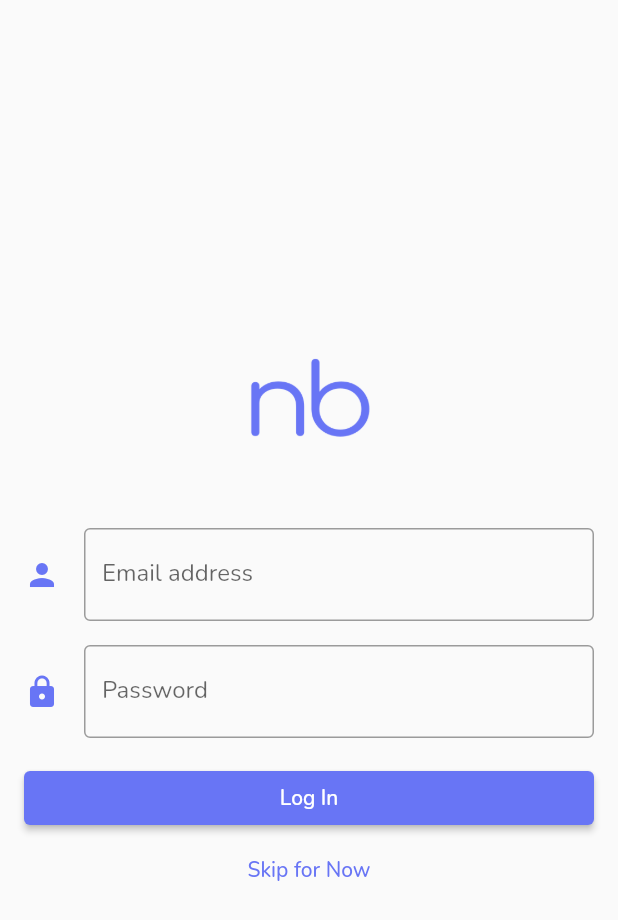
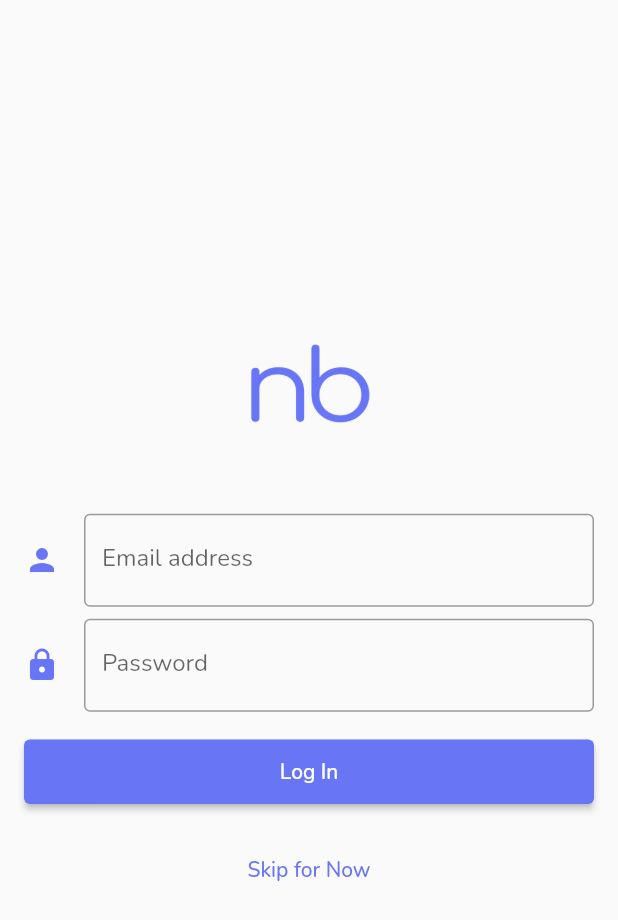
Before and after one commit to noticebord/app, a Flutter app: the screen it shows after launch, on a phone screen of 412 x 824 dp. Shown: the top 920 px of the screen. Run offline on Flutter 3.47's test engine with Material 2 defaults, Android fonts, the phone set to English and light mode, and no system bars; our stand-ins replace device_info_plus, google_fonts, shared_preferences; accounts and stored records are empty.

Commit message:
Fix runtime errors

```diff
--- a/lib/main.dart
+++ b/lib/main.dart
@@ -7,7 +7,7 @@
 import 'package:shared_preferences/shared_preferences.dart';
 
 const noticebordBrandColor = Color.fromRGBO(104, 117, 245, 1);
-final noticeBordMaterialColor = createMaterialColor(noticebordBrandColor);
+final noticebordMaterialColor = createMaterialColor(noticebordBrandColor);
 
 Future<void> main() async {
   WidgetsFlutterBinding.ensureInitialized();
@@ -49,7 +49,10 @@
       create: (context) => ApplicationModel(),
       child: MaterialApp(
         title: 'Noticebord',
-        theme: ThemeData(primarySwatch: noticeBordMaterialColor, textTheme: GoogleFonts.nunitoTextTheme()),
+        theme: ThemeData(
+          primarySwatch: noticebordMaterialColor,
+          textTheme: GoogleFonts.nunitoTextTheme(),
+        ),
         debugShowCheckedModeBanner: false, //For development purposes
         home: FutureBuilder<String?>(
             future: loadToken(),
@@ -58,8 +61,9 @@
                 return const CircularProgressIndicator();
               }
 
+              final token = snapshot.data;
               final app = Provider.of<ApplicationModel>(context, listen: false);
-              app.setToken(snapshot.data);
+              Future.delayed(Duration.zero, () async => app.setToken(token));
               return snapshot.hasData
                   ? const HomePage(title: "Noticebord")
                   : const LoginPage();
--- a/lib/pages/home_page.dart
+++ b/lib/pages/home_page.dart
@@ -29,7 +29,10 @@ class _HomePageState extends State<HomePage> {
   void initState() {
     super.initState();
     final app = Provider.of<ApplicationModel>(context, listen: false);
-    app.setPage(app.token == null ? 1 : 2);
+    Future.delayed(Duration.zero, () async {
+      final page = app.token == null ? 1 : 2;
+      app.setPage(page);
+    });
   }
 
   @override
@@ -97,17 +100,17 @@ class _HomePageState extends State<HomePage> {
               openBuilder: (context, openContainer) => const NewNoticePage(),
               closedElevation: 0,
               closedShape: const RoundedRectangleBorder(
-              borderRadius: BorderRadius.all(Radius.circular(28))
-            ),
+                  borderRadius: BorderRadius.all(Radius.circular(28))),
               closedColor: Theme.of(context).colorScheme.secondary,
               closedBuilder: (context, openContainer) {
                 return SizedBox(
                   height: 56,
                   width: 56,
-                child: Center(child: Icon(Icons.add, color: Theme.of(context).colorScheme.onSecondary)),
+                  child: Center(
+                      child: Icon(Icons.add,
+                          color: Theme.of(context).colorScheme.onSecondary)),
                 );
-            }
-          ),
+              }),
         );
       },
     );
--- a/lib/pages/login_page.dart
+++ b/lib/pages/login_page.dart
@@ -20,64 +20,14 @@ class _LoginPageState extends State<LoginPage> {
   TextEditingController emailController = TextEditingController();
   TextEditingController passwordController = TextEditingController();
 
-  @override
-  Widget build(BuildContext context) {
-    return Scaffold(
-      body: Padding(
-        padding: const EdgeInsets.all(16),
-        child: Center(
-          child: ListView(
-            shrinkWrap: true,
-            children: <Widget>[
-              Container(
-                alignment: Alignment.center,
-                padding: const EdgeInsets.only(bottom: 32.0),
-                child: Image.asset('assets/logo.png', width: 100, height: 100),
-              ),
-              Padding(
-                padding: const EdgeInsets.only(bottom: 16.0),
-                child: TextField(
-                  controller: emailController,
-                  decoration: InputDecoration(
-                    border: const OutlineInputBorder(),
-                    labelText: 'Email address',
-                    icon: Icon(
-                      Icons.person,
-                      color: Theme.of(context).primaryColor,
-                    ),
-                  ),
-                ),
-              ),
-              Padding(
-                padding: const EdgeInsets.only(bottom: 16.0),
-                child: TextField(
-                  obscureText: true,
-                  enableSuggestions: false,
-                  autocorrect: false,
-                  controller: passwordController,
-                  decoration: InputDecoration(
-                    border: const OutlineInputBorder(),
-                    labelText: 'Password',
-                    icon: Icon(
-                      Icons.lock,
-                      color: Theme.of(context).primaryColor,
-                    ),
-                  ),
-                ),
-              ),
-              LoadingButtonWidget(
-                loading: loading,
-                child: const Text('Log In'),
-                onPressed: () async {
+  Future tryLogin() async {
     setState(() => loading = true);
     final email = emailController.text;
     final password = passwordController.text;
 
     if (email.isEmpty) {
       ScaffoldMessenger.of(context).showSnackBar(
-                      const SnackBar(
-                        content: Text("Email address cannot be empty"),
-                      ),
+        const SnackBar(content: Text("Email cannot be empty")),
       );
       setState(() => loading = false);
       return;
@@ -91,8 +41,7 @@ class _LoginPageState extends State<LoginPage> {
     }
 
     try {
-                    final app =
-                        Provider.of<ApplicationModel>(context, listen: false);
+      final app = Provider.of<ApplicationModel>(context, listen: false);
       final request = AuthenticateRequest(
         email.trim(),
         password.trim(),
@@ -120,11 +69,59 @@ class _LoginPageState extends State<LoginPage> {
         builder: (context) => const HomePage(title: "Noticebord"),
       ),
     );
-                },
+  }
+
+  @override
+  Widget build(BuildContext context) {
+    final primaryColor = Theme.of(context).primaryColor;
+    return Scaffold(
+      body: Padding(
+        padding: const EdgeInsets.all(16),
+        child: Center(
+          child: ListView(
+            shrinkWrap: true,
+            children: <Widget>[
+              Container(
+                alignment: Alignment.center,
+                padding: const EdgeInsets.only(bottom: 32.0),
+                child: Image.asset('assets/logo.png', width: 100, height: 100),
               ),
-              if (!loading)
+              TextField(
+                controller: emailController,
+                decoration: InputDecoration(
+                  border: const OutlineInputBorder(),
+                  labelText: 'Email address',
+                  icon: Icon(Icons.person, color: primaryColor),
+                ),
+              ),
+              const SizedBox(height: 8.0),
+              TextField(
+                obscureText: true,
+                enableSuggestions: false,
+                autocorrect: false,
+                controller: passwordController,
+                decoration: InputDecoration(
+                  border: const OutlineInputBorder(),
+                  labelText: 'Password',
+                  icon: Icon(Icons.lock, color: primaryColor),
+                ),
+              ),
+              const SizedBox(height: 16.0),
+              LoadingButtonWidget(
+                loading: loading,
+                child: const Padding(
+                  padding: EdgeInsets.symmetric(vertical: 12.0),
+                  child: Text(
+                    'Log In',
+                  ),
+                ),
+                onPressed: () async => await tryLogin(),
+              ),
+              const SizedBox(height: 8.0),
               TextButton(
-                  onPressed: () {
+                onPressed: loading
+                    ? null
+                    : () {
                         Navigator.pushReplacement(
                           context,
                           MaterialPageRoute(
@@ -133,7 +130,10 @@ class _LoginPageState extends State<LoginPage> {
                           ),
                         );
                       },
-                  child: const Text('Skip for Now'),
+                child: const Padding(
+                  padding: EdgeInsets.symmetric(vertical: 16.0),
+                  child: Text('Skip for Now'),
+                ),
               ),
             ],
           ),
--- a/lib/widgets/loading_button_widget.dart
+++ b/lib/widgets/loading_button_widget.dart
@@ -23,7 +23,7 @@ class LoadingButtonWidget extends StatefulWidget {
 class _LoadingButtonWidgetState extends State<LoadingButtonWidget> {
   @override
   Widget build(BuildContext context) {
-    return Expanded(
+    return Container(
       child: widget.loading
           ? const LoaderWidget()
           : widget.elevated
```
Lines whose indentation alone changed are shown as unchanged.
